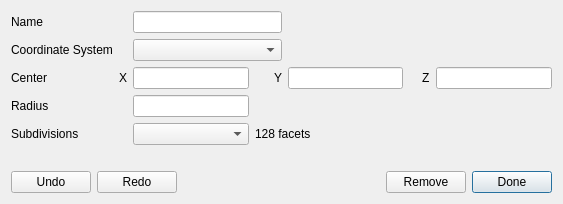
This is ThanuvaUi/Form/SphereDialog.ui in spoosanthiram/Thanuva as Qt 5 draws it before an edit. The edited form follows.
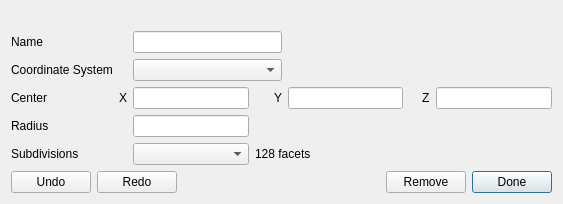
This is the edited form.

Commit message: Moved the error message to the Top.

What changed in the file:
```diff
--- a/ThanuvaUi/Form/SphereDialog.ui
+++ b/ThanuvaUi/Form/SphereDialog.ui
@@ -7,13 +7,26 @@
     <x>0</x>
     <y>0</y>
     <width>563</width>
-    <height>201</height>
+    <height>204</height>
    </rect>
   </property>
   <property name="windowTitle">
    <string>Sphere</string>
   </property>
   <layout class="QVBoxLayout" name="verticalLayout">
+   <item>
+    <widget class="QLabel" name="m_errorLabel">
+     <property name="styleSheet">
+      <string notr="true">color:rgb(170, 0, 0)</string>
+     </property>
+     <property name="text">
+      <string/>
+     </property>
+     <property name="alignment">
+      <set>Qt::AlignCenter</set>
+     </property>
+    </widget>
+   </item>
    <item>
     <layout class="QGridLayout" name="gridLayout">
      <item row="0" column="0">
@@ -155,19 +168,6 @@
      </item>
     </layout>
    </item>
-   <item>
-    <widget class="QLabel" name="m_errorLabel">
-     <property name="styleSheet">
-      <string notr="true">color:rgb(170, 0, 0)</string>
-     </property>
-     <property name="text">
-      <string/>
-     </property>
-     <property name="alignment">
-      <set>Qt::AlignCenter</set>
-     </property>
-    </widget>
-   </item>
    <item>
     <spacer name="verticalSpacer">
      <property name="orientation">
```
The commit also changes 3 other files.
